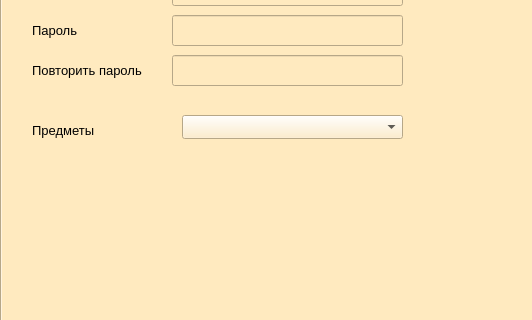
Before: the Qt Designer form TeacherDialog.ui in Knigan/DB3, drawn with Qt 5; both pictures show x 0 to 532 and y 192 to 512 of the 790 by 630 pixel window.
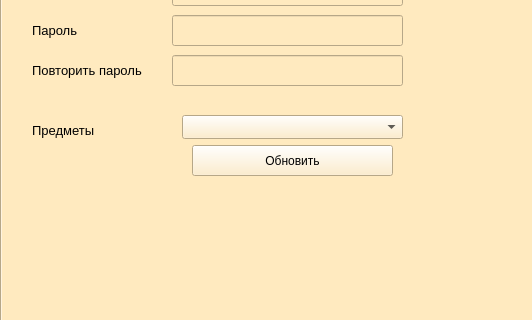
After: the same form once the commit is applied. The open tabs and pages were chosen to show the change.

```diff
--- a/TeacherDialog.ui
+++ b/TeacherDialog.ui
@@ -701,9 +701,7 @@
    </property>
    <property name="font">
     <font>
-     <family>MS Shell Dlg 2</family>
      <pointsize>10</pointsize>
-     <weight>9</weight>
      <italic>false</italic>
      <bold>false</bold>
     </font>
@@ -4934,6 +4932,19 @@
       </rect>
      </property>
     </widget>
+    <widget class="QPushButton" name="RefreshButton">
+     <property name="geometry">
+      <rect>
+       <x>190</x>
+       <y>280</y>
+       <width>201</width>
+       <height>31</height>
+      </rect>
+     </property>
+     <property name="text">
+      <string>Обновить</string>
+     </property>
+    </widget>
    </widget>
    <widget class="QWidget" name="task">
     <attribute name="title">
```
Left out of the diff: 67 changed lines with no effect on the pictures.
